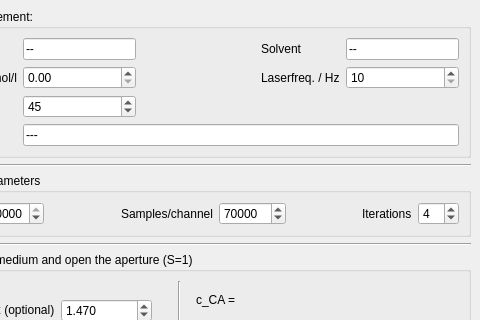
This is gui_design/design.ui in FabianKonig/zScanMeasurementManager as Qt 5 draws it before an edit; both pictures show x 124 to 604 and y 0 to 320 of the 604 by 670 pixel window. The edited form follows.
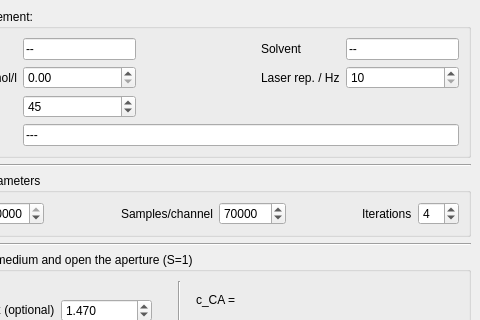
This is the edited form.

Commit message: renamed laserfreq into laser rep rate

Patch:
```diff
--- a/gui_design/design.ui
+++ b/gui_design/design.ui
@@ -72,7 +72,7 @@
          <item row="1" column="3">
           <widget class="QLabel" name="label_laserfreq">
            <property name="text">
-            <string>Laserfreq. / Hz</string>
+            <string>Laser rep. / Hz</string>
            </property>
           </widget>
          </item>
```
Left out of the diff: 4 changed lines with no effect on the pictures. The commit also changes 4 other files.
